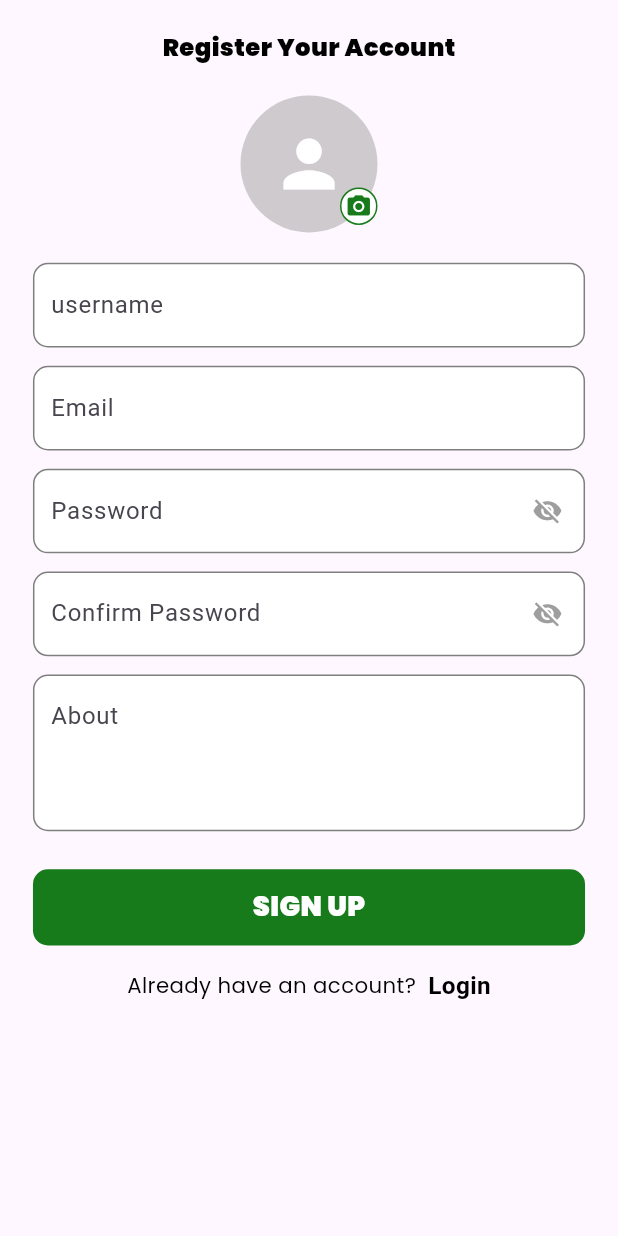
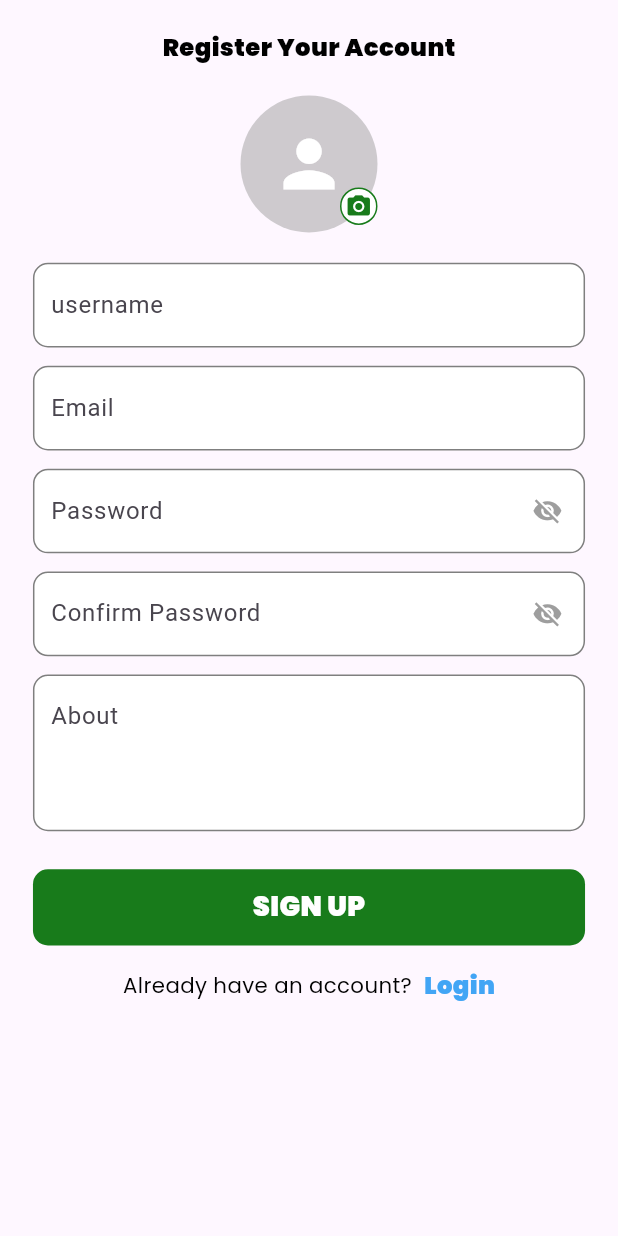
Before and after one commit to DevraajSinghGill/TERRA_Zero_Waste_App_FYP, a Flutter app: the screen it shows after launch, after a tap on an icon or button, on a phone screen of 412 x 824 dp. Run offline on Flutter 3.47's test engine with Material 3 defaults, Android fonts, the phone set to English and light mode, and no system bars; our stand-ins replace awesome_dialog, cached_network_image, cloud_firestore, confetti, dash_chat_2, firebase_auth and 13 more; accounts and stored records are empty.

Commit message:
Commit 6

```diff
--- a/lib/screens/auth/login_screen.dart
+++ b/lib/screens/auth/login_screen.dart
@@ -10,7 +10,6 @@ import 'package:terra_zero_waste_app/screens/auth/signup_screen.dart';
 import 'package:terra_zero_waste_app/screens/auth/widgets/auth_footer_widget.dart';
 import 'package:terra_zero_waste_app/services/auth_services.dart';
 import 'package:terra_zero_waste_app/widgets/buttons.dart';
-import 'package:terra_zero_waste_app/widgets/logo_widget.dart';
 import 'package:terra_zero_waste_app/widgets/text_inputs.dart';
 
 import '../../constants/app_colors.dart';
@@ -35,9 +34,6 @@ class _LoginScreenState extends State<LoginScreen> {
             crossAxisAlignment: CrossAxisAlignment.start,
             children: [
               SizedBox(height: 20.h),
-              SafeArea(
-                child: Center(child: LogoWidget()),
-              ),
               SizedBox(height: 20.h),
               Text("Welcome Back!", style: AppTextStyles.mainTextStyle),
               SizedBox(height: 10.h),
@@ -66,7 +62,7 @@ class _LoginScreenState extends State<LoginScreen> {
                   onTap: () {
                     Get.to(() => ForgotPasswordScreen());
                   },
-                  child: Text("Forgot Password?", style: AppTextStyles.mainTextStyle.copyWith(fontSize: 14, letterSpacing: 1.2)),
+                  child: Text("Forgot Password?", style: AppTextStyles.nunitoBold.copyWith(fontSize: 14, letterSpacing: 1.2, color: Colors.red[800])),
                 ),
               ),
               SizedBox(height: 30.h),
@@ -94,6 +90,10 @@ class _LoginScreenState extends State<LoginScreen> {
               AuthFooterWidget(
                 title: "Don't have an account",
                 screenName: "Sign Up",
+                titleStyle: AppTextStyles.nunitoBold.copyWith(
+                  fontSize: 16.sp,
+                  color: Colors.blue,
+                ),
                 onPressed: () {
                   Get.to(() => SignUpScreen());
                 },
--- a/lib/screens/auth/signup_screen.dart
+++ b/lib/screens/auth/signup_screen.dart
@@ -121,6 +121,7 @@ class _SignUpScreenState extends State<SignUpScreen> {
                 },
                 title: "Already have an account",
                 screenName: "Login",
+                titleStyle: AppTextStyles.nunitoBold.copyWith(fontSize: 16.sp, color: Colors.blue[400]),
               ),
               SizedBox(height: 15.h),
             ],
--- a/lib/screens/auth/widgets/auth_footer_widget.dart
+++ b/lib/screens/auth/widgets/auth_footer_widget.dart
@@ -6,7 +6,15 @@ import '../../../constants/app_text_styles.dart';
 class AuthFooterWidget extends StatelessWidget {
   final String? title, screenName;
   final Function()? onPressed;
-  const AuthFooterWidget({super.key, this.title, this.screenName, this.onPressed});
+  final TextStyle? titleStyle;
+
+  const AuthFooterWidget({
+    super.key,
+    this.title,
+    this.screenName,
+    this.onPressed,
+    this.titleStyle,
+  });
 
   @override
   Widget build(BuildContext context) {
@@ -23,8 +31,9 @@ class AuthFooterWidget extends StatelessWidget {
           ),
           Text(
             "$screenName",
-            style: AppTextStyles.quicksandSemiBold.copyWith(
+            style: titleStyle ?? AppTextStyles.quicksandSemiBold.copyWith(
               fontSize: 16.sp,
+              color: Colors.blue, // Make sure the color is set to blue
             ),
           ),
         ],
```
